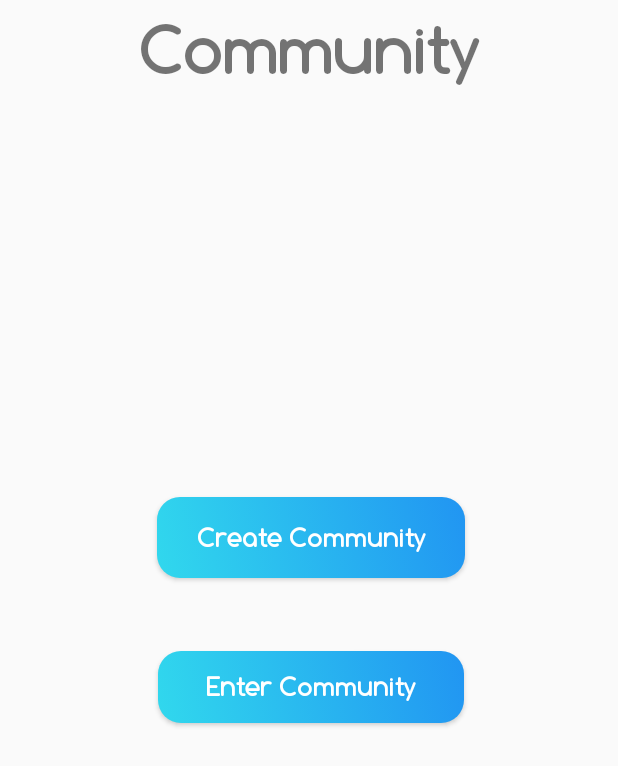
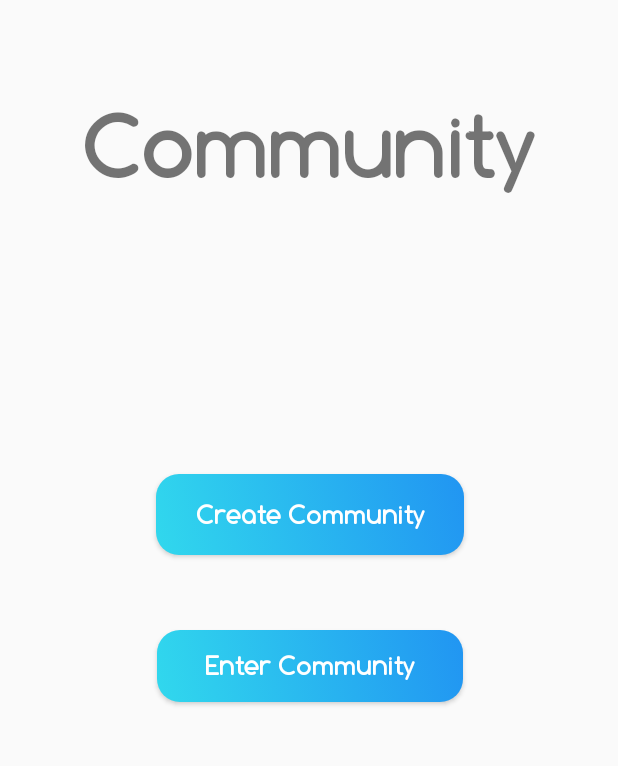
Before and after one commit to SarveshOO7/Community, an Android app: the screen it shows after launch (MainActivity), on a phone screen of 412 x 824 dp. Shown: the top 766 px of the screen. Run offline under Robolectric (Android 15) with nearby library versions, the phone set to English and light mode, and no system bars.

Commit message:
Version 1.2

```diff
--- a/app/src/main/AndroidManifest.xml
+++ b/app/src/main/AndroidManifest.xml
@@ -20,8 +20,10 @@
             android:name=".CommunityPage"
             android:label="@string/title_activity_community_page"
             android:theme="@style/AppTheme.NoActionBar" />
-        <activity android:name=".EnterCommunity" />
-        <activity android:name=".CreateCommunityActivity" />
+        <activity android:name=".EnterCommunity"
+            android:theme="@style/AppTheme.NoActionBar"/>
+        <activity android:name=".CreateCommunityActivity"
+            android:theme="@style/AppTheme.NoActionBar"/>
         <activity android:name=".MainActivity"
             android:theme="@style/AppTheme.NoActionBar">
             <intent-filter>
--- a/app/src/main/java/sarveshtandon/www/community/MainActivity.java
+++ b/app/src/main/java/sarveshtandon/www/community/MainActivity.java
@@ -4,6 +4,8 @@ import android.content.Intent;
 import android.support.v7.app.AppCompatActivity;
 import android.os.Bundle;
 import android.view.View;
+import android.view.Window;
+import android.view.WindowManager;
 import android.widget.Button;
 
 public class MainActivity extends AppCompatActivity {
@@ -12,6 +14,8 @@ public class MainActivity extends AppCompatActivity {
     protected void onCreate(Bundle savedInstanceState) {
         super.onCreate(savedInstanceState);
         setContentView(R.layout.activity_main);
+
+
         createCommunity = (Button) findViewById(R.id.button);
         enterCommunity = (Button) findViewById(R.id.button2);
         createCommunity.setOnClickListener(new View.OnClickListener() {
--- a/app/src/main/java/sarveshtandon/www/community/communityQuestions.java
+++ b/app/src/main/java/sarveshtandon/www/community/communityQuestions.java
@@ -49,10 +49,10 @@ public class communityQuestions extends AppCompatActivity {
             public void onSuccess(QuerySnapshot queryDocumentSnapshots) {
                 l = queryDocumentSnapshots.getDocuments();
                 questionsAdapter QuestionsAdapter= new questionsAdapter(getApplicationContext(), R.layout.question, l);
-                questionsList.setAdapter(QuestionsAdapter);;
+                questionsList.setAdapter(QuestionsAdapter);
             }
         });
-        //TODO: Make questions list
+        //TODO: Make questions list Clickable
         intent = new Intent(getApplicationContext(), addQuestionActivity.class);
         intent.putExtra(QUESTIONS_COLLECTION_PATH, questions.getPath());
         intent.putExtra(DOCUMENT_ID, documentId);
--- a/app/src/main/res/layout/activity_add_question.xml
+++ b/app/src/main/res/layout/activity_add_question.xml
@@ -120,7 +120,7 @@
 
         android:background="@drawable/buttons"
         android:shadowColor="#004E4545"
-        android:shadowRadius="@android:dimen/dialog_min_width_minor"
+
         android:text="Submit Question"
         android:textAllCaps="false"
         android:textColor="#FFFFFF"
--- a/app/src/main/res/layout/activity_enter_community.xml
+++ b/app/src/main/res/layout/activity_enter_community.xml
@@ -5,7 +5,7 @@
     android:layout_width="match_parent"
     android:layout_height="match_parent"
     tools:context=".EnterCommunity">
-
+<!--TODO: Change font to Comfortaa and change button background -->
 
     <EditText
         android:id="@+id/searchCommunityName"
--- a/app/src/main/res/layout/activity_main.xml
+++ b/app/src/main/res/layout/activity_main.xml
@@ -11,18 +11,18 @@
         android:layout_width="205dp"
         android:layout_height="54dp"
         android:layout_marginStart="8dp"
-        android:layout_marginTop="272dp"
+        android:layout_marginTop="184dp"
         android:layout_marginEnd="8dp"
         android:background="@drawable/button"
         android:fontFamily="@font/comfortaa_regular"
         android:shadowColor="#004E4545"
         android:text="Create Community"
+        android:textAllCaps="false"
         android:textColor="#FFFFFF"
-        android:textAllCaps="false"
         android:textSize="18sp"
         android:textStyle="bold"
         app:layout_constraintEnd_toEndOf="parent"
-        app:layout_constraintHorizontal_bias="0.506"
+        app:layout_constraintHorizontal_bias="0.505"
         app:layout_constraintStart_toStartOf="parent"
         app:layout_constraintTop_toBottomOf="@+id/textView5" />
 
@@ -51,11 +51,11 @@
         android:layout_width="wrap_content"
         android:layout_height="wrap_content"
         android:layout_marginStart="8dp"
-        android:layout_marginTop="8dp"
+        android:layout_marginTop="64dp"
         android:layout_marginEnd="8dp"
         android:fontFamily="@font/comfortaa_regular"
         android:text="Community"
-        android:textSize="45sp"
+        android:textSize="60sp"
         android:textStyle="bold"
         app:layout_constraintEnd_toEndOf="parent"
         app:layout_constraintStart_toStartOf="parent"
--- a/app/src/main/res/layout/content_community_page.xml
+++ b/app/src/main/res/layout/content_community_page.xml
@@ -100,6 +100,7 @@
         app:layout_constraintTop_toBottomOf="@+id/descriptionCommunityPage" />
 
     <ListView
+        android:id="@+id/memebersListView"
         android:layout_width="395dp"
         android:layout_height="435dp"
         android:layout_marginStart="8dp"
--- a/app/src/main/res/values/colors.xml
+++ b/app/src/main/res/values/colors.xml
@@ -1,6 +1,7 @@
 <?xml version="1.0" encoding="utf-8"?>
 <resources>
     <color name="colorPrimary">#008577</color>
-    <color name="colorPrimaryDark">#00574B</color>
+    <color name="colorPrimaryDark">#6DFFFFFF</color>
     <color name="colorAccent">#D81B60</color>
+    <color name="white">#FFFFFF</color>
 </resources>
--- a/app/src/main/res/values/styles.xml
+++ b/app/src/main/res/values/styles.xml
@@ -3,6 +3,9 @@
     <!-- Base application theme. -->
     <style name="AppTheme" parent="Theme.AppCompat.Light.DarkActionBar">
         <!-- Customize your theme here. -->
+        <item name="android:windowLayoutInDisplayCutoutMode">
+            default
+        </item>
         <item name="colorPrimary">@color/colorPrimary</item>
         <item name="colorPrimaryDark">@color/colorPrimaryDark</item>
         <item name="colorAccent">@color/colorAccent</item>
```
Also changed, not shown: app/src/main/java/sarveshtandon/www/community/CommunityPage.java (+15 -2 lines), app/src/main/java/sarveshtandon/www/community/CreateCommunityActivity.java (+7 -3 lines).
